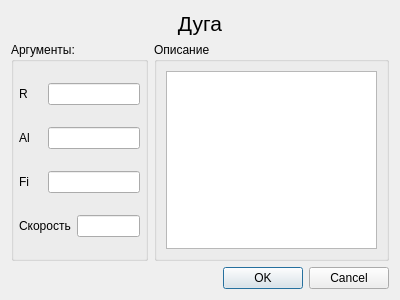
Qt form KAMEditor/gui/commands/arcdialog.ui (Xtail96/SML) before a commit.
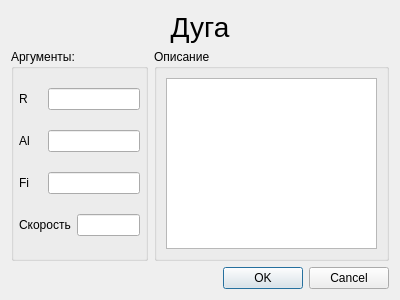
The same form after that commit.

```diff
--- a/KAMEditor/gui/commands/arcdialog.ui
+++ b/KAMEditor/gui/commands/arcdialog.ui
@@ -44,7 +44,7 @@
     <widget class="QLabel" name="arc_label_title">
      <property name="font">
       <font>
-       <pointsize>16</pointsize>
+       <pointsize>21</pointsize>
       </font>
      </property>
      <property name="text">
```
